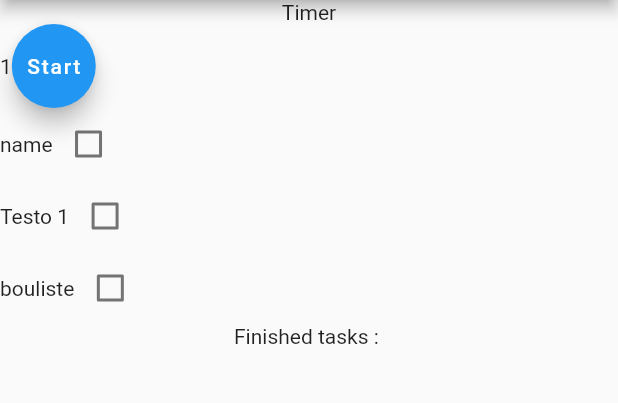
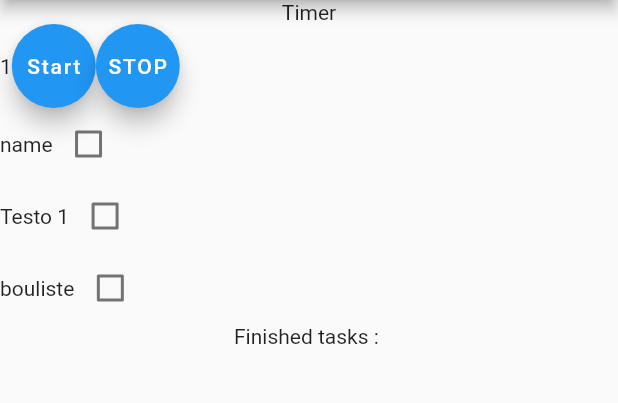
Before and after one commit to Pismice/pismidoro, a Flutter app: the screen it shows after launch, after a tap on "Start", on a phone screen of 412 x 824 dp, the part 84-487 px from its top. Run offline on Flutter 3.47's test engine with Material 2 defaults, Android fonts, the phone set to English and light mode, and no system bars; our stand-ins replace flutter_redux, redux.

```diff
--- a/lib/app_state.dart
+++ b/lib/app_state.dart
@@ -3,8 +3,12 @@ import 'package:flut_pomodoro/models/pomodoro.dart';
 import 'models/task.dart';
 
 class AppState {
-  List<Task> tasks;
+  List<Task> tasks = const [];
   Pomodoro pomodoro = Pomodoro();
 
-  AppState({this.tasks = const []});
+  //AppState({this.tasks = const []});
+  AppState(List<Task> tasks, Pomodoro pomodoro) {
+    this.tasks = tasks;
+    this.pomodoro = pomodoro;
+  }
 }
--- a/lib/main.dart
+++ b/lib/main.dart
@@ -1,3 +1,4 @@
+import 'package:flut_pomodoro/models/pomodoro.dart';
 import 'package:flut_pomodoro/reducer.dart';
 import 'package:flut_pomodoro/ui/pomodoro_widget.dart';
 import 'package:flut_pomodoro/ui/redux_screen.dart';
@@ -16,7 +17,7 @@ class MyApp extends StatelessWidget {
   MyApp({super.key});
   final Store<AppState> _store = Store<AppState>(updateTaskReducer,
       initialState:
-          AppState(tasks: [Task("name"), Task("Testo 1"), Task("bouliste")]));
+          AppState([Task("name"), Task("Testo 1"), Task("bouliste")], Pomodoro()));
   // TODO : remove the starting tasks
 
   @override
--- a/lib/models/pomodoro.dart
+++ b/lib/models/pomodoro.dart
@@ -1,6 +1,13 @@
+import 'dart:async';
+import 'package:flut_pomodoro/actions.dart';
+import 'package:flutter_redux/flutter_redux.dart';
+
+import '../app_state.dart';
+
 class Pomodoro {
   int breakTime = 5;
   int workTime = 10;
   int nbCylces = 4;
   int ellapsedTime = 0;
+  bool started = false;
 }
--- a/lib/reducer.dart
+++ b/lib/reducer.dart
@@ -5,10 +5,14 @@ import 'package:flut_pomodoro/models/task.dart';
 AppState updateTaskReducer(AppState state, dynamic action) {
   if (action is UpdateTaskAction) {
     return AppState(
-        tasks: state.tasks
+        state.tasks
             .map((e) =>
                 e.name == action.updatedTask.name ? action.updatedTask : e)
-            .toList());
+            .toList(),
+        state.pomodoro);
+  }
+  if (action is UpdatePomodoroAction) {
+    return AppState(state.tasks, action.updatedPomodoro);
   }
   return state;
 }
--- a/lib/ui/pomodoro_widget.dart
+++ b/lib/ui/pomodoro_widget.dart
@@ -1,14 +1,43 @@
+import 'dart:async';
+
+import 'package:flut_pomodoro/actions.dart';
 import 'package:flut_pomodoro/models/pomodoro.dart';
 import 'package:flutter/cupertino.dart';
 import 'package:flutter/material.dart';
 import 'package:flutter/src/widgets/container.dart';
 import 'package:flutter/src/widgets/framework.dart';
+import 'package:flutter_redux/flutter_redux.dart';
 
-class PomodoroWidget extends StatelessWidget {
+import '../app_state.dart';
+
+class PomodoroWidget extends StatefulWidget {
   final Pomodoro pomodoro;
-  final void Function()? onPressed;
+  //final void Function()? onPressed;
 
-  const PomodoroWidget({super.key, required this.pomodoro, this.onPressed});
+  const PomodoroWidget({super.key, required this.pomodoro});
+
+  @override
+  State<PomodoroWidget> createState() => _PomodoroWidgetState();
+}
+
+class _PomodoroWidgetState extends State<PomodoroWidget> {
+  void onPressed() {
+    if (widget.pomodoro.started) {
+      return;
+    }
+    widget.pomodoro.started = true;
+
+    Timer.periodic(const Duration(seconds: 1), (timer) {
+      if (!widget.pomodoro.started) {
+        timer.cancel();
+        return;
+      }
+      print(timer.tick); // TODO REMOVE
+      widget.pomodoro.ellapsedTime++;
+      StoreProvider.of<AppState>(context)
+          .dispatch(UpdatePomodoroAction(widget.pomodoro));
+    });
+  }
 
   @override
   Widget build(BuildContext context) {
@@ -17,8 +46,12 @@ class PomodoroWidget extends StatelessWidget {
         Text("Timer"),
         Row(
           children: [
-            Text(pomodoro.ellapsedTime.toString()),
-            FloatingActionButton(onPressed: onPressed, child: Text("Start"))
+            Text(widget.pomodoro.ellapsedTime.toString()),
+            FloatingActionButton(onPressed: onPressed, child: Text("Start")),
+            FloatingActionButton(
+                onPressed: (() => widget.pomodoro.started = false),
+                child: Text("STOP"),
+                key: UniqueKey())
           ],
         )
       ],
--- a/lib/ui/redux_screen.dart
+++ b/lib/ui/redux_screen.dart
@@ -21,12 +21,8 @@ class ReduxScreen extends StatelessWidget {
         StoreConnector<AppState, Pomodoro>(
           converter: ((store) => store.state.pomodoro),
           builder: (context, Pomodoro pomodoro) => PomodoroWidget(
-              pomodoro: pomodoro,
-              onPressed: () {
-                pomodoro.ellapsedTime++;
-                StoreProvider.of<AppState>(context)
-                    .dispatch(UpdatePomodoroAction(pomodoro));
-              }),
+            pomodoro: pomodoro,
+          ),
         ),
         StoreConnector<AppState, List<Task>>(
           converter: ((store) => store.state.tasks),
```
